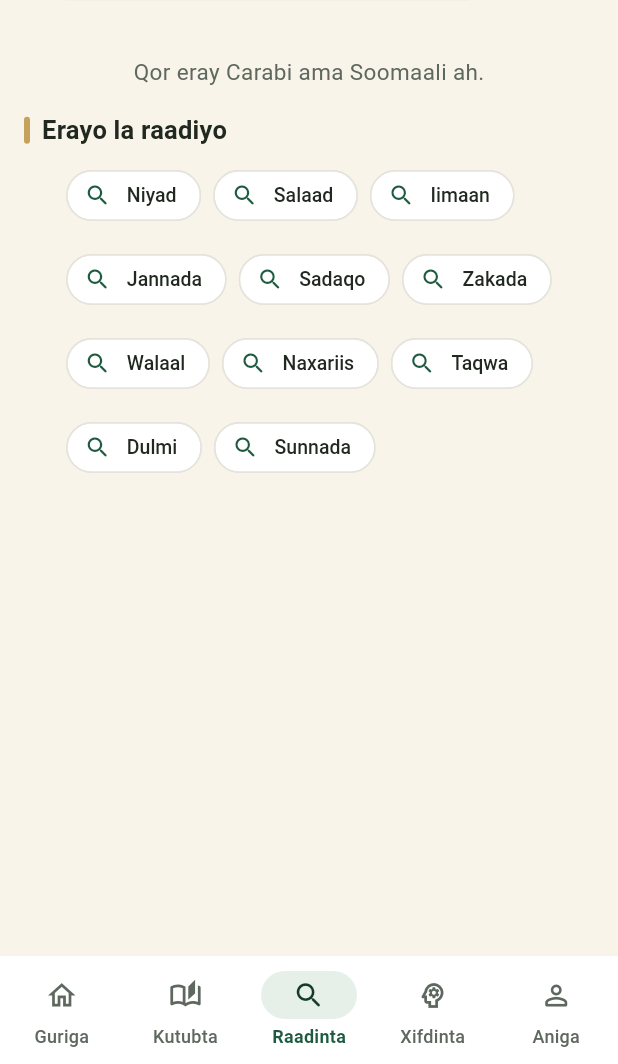
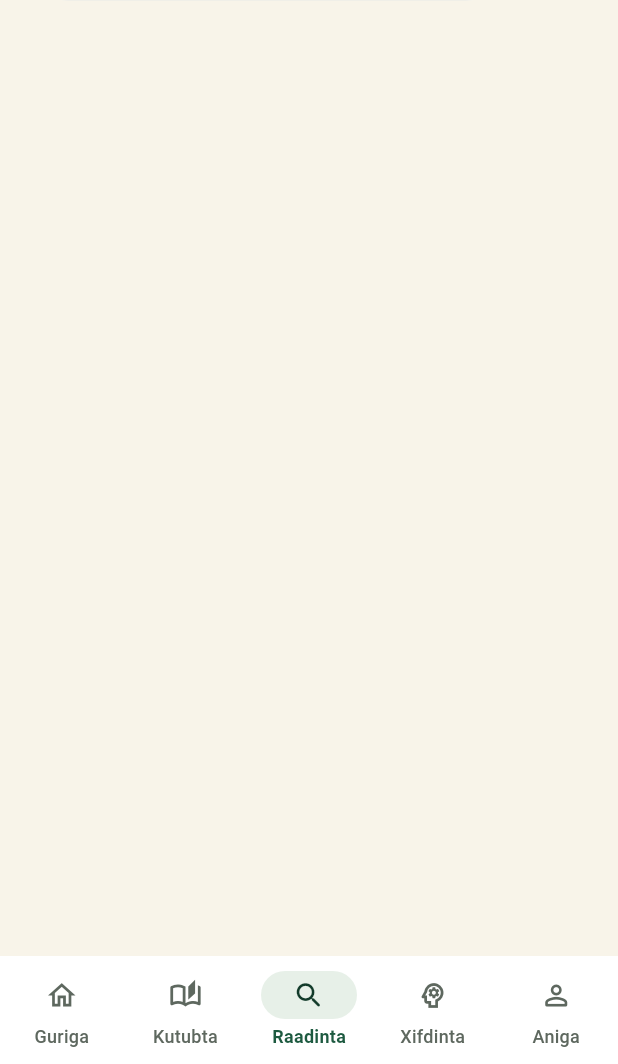
Before and after one commit to ahmedgureey/axaadiithsax, a Flutter app: the SearchScreen screen opened by its route, on a phone screen of 412 x 824 dp, the part 172-1236 px from its top. Run offline on Flutter 3.47's test engine with Material 3 defaults, Android fonts, the phone set to English and light mode, and no system bars; our stand-ins replace flutter_local_notifications, flutter_timezone, go_router, just_audio, share_plus, shared_preferences and 2 more; accounts and stored records are empty; network calls fail.

Commit message:
Search: no hints, suggestions or recent searches; searches are not saved (1.0.16, build 17)
Co-Authored-By: Claude Opus 5.5 <noreply@anthropic.com>

```diff
--- a/lib/core/app_info.dart
+++ b/lib/core/app_info.dart
@@ -12,11 +12,11 @@ abstract final class AppInfo {
   static const name = 'Xadiith App';
   static const tagline = 'Axaadiista Nabiga ﷺ';
 
-  /// `version` part of pubspec `version: 1.0.15+16`.
-  static const version = '1.0.15';
+  /// `version` part of pubspec `version: 1.0.16+17`.
+  static const version = '1.0.16';
 
-  /// Build number part of pubspec `version: 1.0.15+16`.
-  static const buildNumber = '16';
+  /// Build number part of pubspec `version: 1.0.16+17`.
+  static const buildNumber = '17';
 
   static const pubspecVersion = '$version+$buildNumber';
 }
--- a/lib/features/search/presentation/search_screen.dart
+++ b/lib/features/search/presentation/search_screen.dart
@@ -93,12 +93,6 @@ class _SearchScreenState extends State<SearchScreen> {
   void _onSubmitted(String value) {
     _debounceTimer?.cancel();
     setState(() => _query = value);
-    context.services.searchHistory.add(value);
-  }
-
-  void _useTerm(String term) {
-    _controller.text = term;
-    _onSubmitted(term);
   }
 
   void _clearQuery() {
@@ -169,7 +163,6 @@ class _SearchScreenState extends State<SearchScreen> {
           Expanded(
             child: !_hasCriteria
                 ? SearchInitialView(
-                    onTerm: _useTerm,
                     onCategory: (id) => setState(() => _filters = SearchFilters(categoryIds: {id})),
                     onBrowseCategories: _browseCategories,
                   )
@@ -222,11 +215,7 @@ class _SearchScreenState extends State<SearchScreen> {
                           return AppPageBody(
                             key: ValueKey(h.id),
                             padding: const EdgeInsets.fromLTRB(AppSpacing.md, 0, AppSpacing.md, AppSpacing.md),
-                            child: SearchResultCard(
-                              hadith: h,
-                              tokens: tokens,
-                              onOpen: () => services.searchHistory.add(_query),
-                            ),
+                            child: SearchResultCard(hadith: h, tokens: tokens),
                           );
                         },
                       );
@@ -560,11 +549,7 @@ class _RemoteResultsState extends State<_RemoteResults> {
               return AppPageBody(
                 key: ValueKey(h.id),
                 padding: const EdgeInsets.fromLTRB(AppSpacing.md, 0, AppSpacing.md, AppSpacing.md),
-                child: SearchResultCard(
-                  hadith: h,
-                  tokens: tokens,
-                  onOpen: () => services.searchHistory.add(widget.query),
-                ),
+                child: SearchResultCard(hadith: h, tokens: tokens),
               );
             },
           ),
--- a/lib/features/search/presentation/widgets/search_states.dart
+++ b/lib/features/search/presentation/widgets/search_states.dart
@@ -5,86 +5,22 @@ import '../../../../core/theme/theme.dart';
 import '../../../../core/utils/category_icons.dart';
 import '../../../../core/widgets/widgets.dart';
 
-/// Shown before the user types or filters: recent searches + topics.
+/// Shown before the user types or filters. Nothing is listed (no hints,
+/// suggestions or recent searches); only server topics, when a backend
+/// provides them.
 class SearchInitialView extends StatelessWidget {
-  const SearchInitialView({
-    super.key,
-    required this.onTerm,
-    required this.onCategory,
-    required this.onBrowseCategories,
-  });
+  const SearchInitialView({super.key, required this.onCategory, required this.onBrowseCategories});
 
-  final ValueChanged<String> onTerm;
   final ValueChanged<String> onCategory;
   final VoidCallback onBrowseCategories;
 
   @override
   Widget build(BuildContext context) {
-    final services = context.services;
-    final history = services.searchHistory;
+    final categories = context.services.search.categories;
+    if (categories.isEmpty) return const SizedBox.expand();
     return ListView(
       padding: const EdgeInsets.only(top: AppSpacing.sm, bottom: AppSpacing.xl),
       children: [
-        ListenableBuilder(
-          listenable: history,
-          builder: (context, _) {
-            if (history.terms.isEmpty) {
-              return AppPageBody(
-                child: Padding(
-                  padding: const EdgeInsets.symmetric(vertical: AppSpacing.md),
-                  child: Text(
-                    'Qor eray Carabi ama Soomaali ah.',
-                    style: context.textStyles.bodyMedium?.copyWith(color: context.appColors.textSecondary),
-                  ),
-                ),
-              );
-            }
-            return AppPageBody(
-              child: Column(
-                crossAxisAlignment: CrossAxisAlignment.stretch,
-                children: [
-                  SectionHeader(title: 'Raadintii dhowayd', actionLabel: 'Tirtir dhammaan', onAction: history.clear),
-                  Wrap(
-                    spacing: AppSpacing.xs,
-                    runSpacing: AppSpacing.xs,
-                    children: [
-                      for (final term in history.terms)
-                        InputChip(
-                          avatar: const Icon(Icons.history_rounded, size: 18),
-                          label: Text(term),
-                          onPressed: () => onTerm(term),
-                          onDeleted: () => history.remove(term),
-                          deleteButtonTooltipMessage: 'Ka saar "$term"',
-                        ),
-                    ],
-                  ),
-                  AppSpacing.gapLg,
-                ],
-              ),
-            );
-          },
-        ),
-        // Only words that really return results are suggested.
-        if (_workingSuggestions(context) case final words when words.isNotEmpty) ...[
-          const AppPageBody(child: SectionHeader(title: suggestionsTitle)),
-          AppSpacing.gapXs,
-          AppPageBody(
-            child: Wrap(
-              spacing: AppSpacing.xs,
-              runSpacing: AppSpacing.xs,
-              children: [
-                for (final w in words)
-                  ActionChip(
-                    avatar: const Icon(Icons.search_rounded, size: 18),
-                    label: Text(w),
-                    onPressed: () => onTerm(w),
-                  ),
-              ],
-            ),
-          ),
-          AppSpacing.gapLg,
-        ],
-        if (services.search.categories.isNotEmpty) ...[
         AppPageBody(
           child: SectionHeader(title: 'Mowduucyo', actionLabel: 'Dhammaan', onAction: onBrowseCategories),
         ),
@@ -93,7 +29,7 @@ class SearchInitialView extends StatelessWidget {
             spacing: AppSpacing.xs,
             runSpacing: AppSpacing.xs,
             children: [
-                for (final c in services.search.categories)
+              for (final c in categories)
                 ActionChip(
                   avatar: Icon(categoryIcon(c.iconKey), size: 18),
                   label: Text(c.nameSomali),
@@ -103,33 +39,7 @@ class SearchInitialView extends StatelessWidget {
           ),
         ),
       ],
-      ],
     );
-  }
-
-  static const suggestionsTitle = 'Erayo la raadiyo';
-
-  /// Candidate words, in display order.
-  static const suggestions = [
-    'Niyad',
-    'Salaad',
-    'Iimaan',
-    'Jannada',
-    'Sadaqo',
-    'Zakada',
-    'Walaal',
-    'Naxariis',
-    'Taqwa',
-    'Dulmi',
-    'Sunnada',
-  ];
-
-  List<String> _workingSuggestions(BuildContext context) {
-    final search = context.services.search;
-    return [
-      for (final w in suggestions)
-        if (search.search(query: w).isNotEmpty) w,
-    ];
   }
 }
 
--- a/pubspec.yaml
+++ b/pubspec.yaml
@@ -16,7 +16,7 @@ publish_to: 'none' # Remove this line if you wish to publish to pub.dev
 # https://developer.apple.com/library/archive/documentation/General/Reference/InfoPlistKeyReference/Articles/CoreFoundationKeys.html
 # In Windows, build-name is used as the major, minor, and patch parts
 # of the product and file versions while build-number is used as the build suffix.
-version: 1.0.15+16
+version: 1.0.16+17
 
 environment:
   sdk: ^3.13.5
--- a/update.json
+++ b/update.json
@@ -1,7 +1,7 @@
 {
-  "latest_build": 16,
-  "min_build": 16,
-  "version": "1.0.15",
+  "latest_build": 17,
+  "min_build": 17,
+  "version": "1.0.16",
   "apk_url": "https://raw.githubusercontent.com/ahmedgureey/axaadiithsax/main/apk/Xadiith-App.apk",
   "message": "Nooc cusub oo app-ka ah ayaa diyaar ah. Fadlan cusboonaysii si aad u sii isticmaasho."
 }
```
Also changed, not shown: 2 other files. Lines whose indentation alone changed are shown as unchanged.
